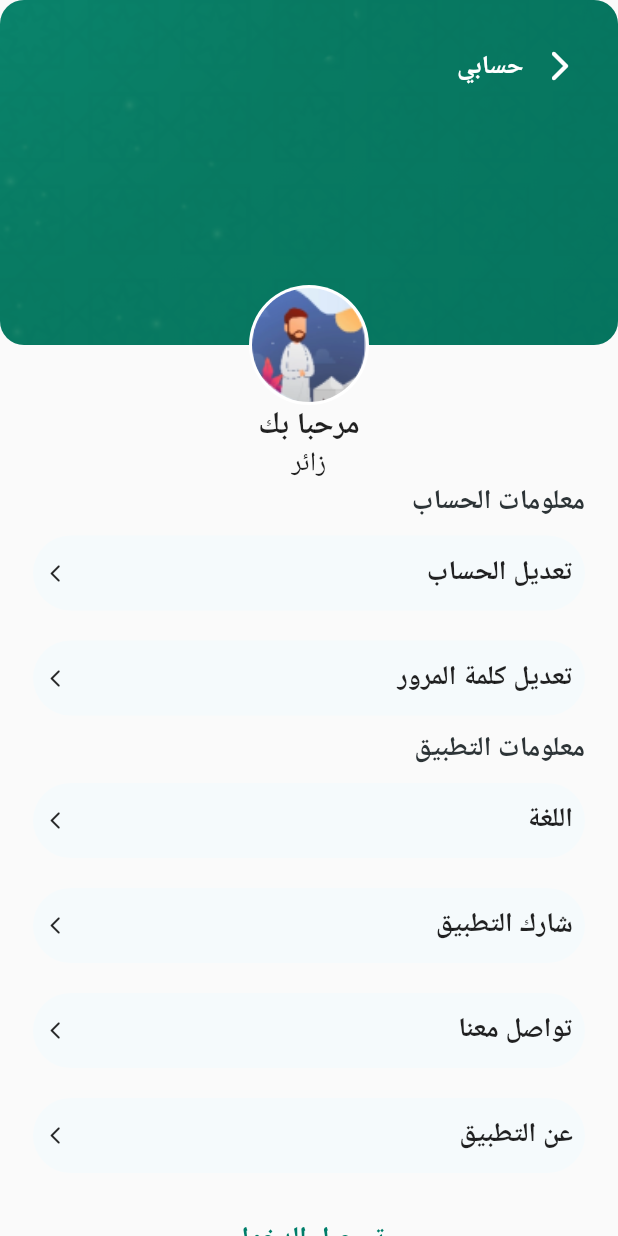
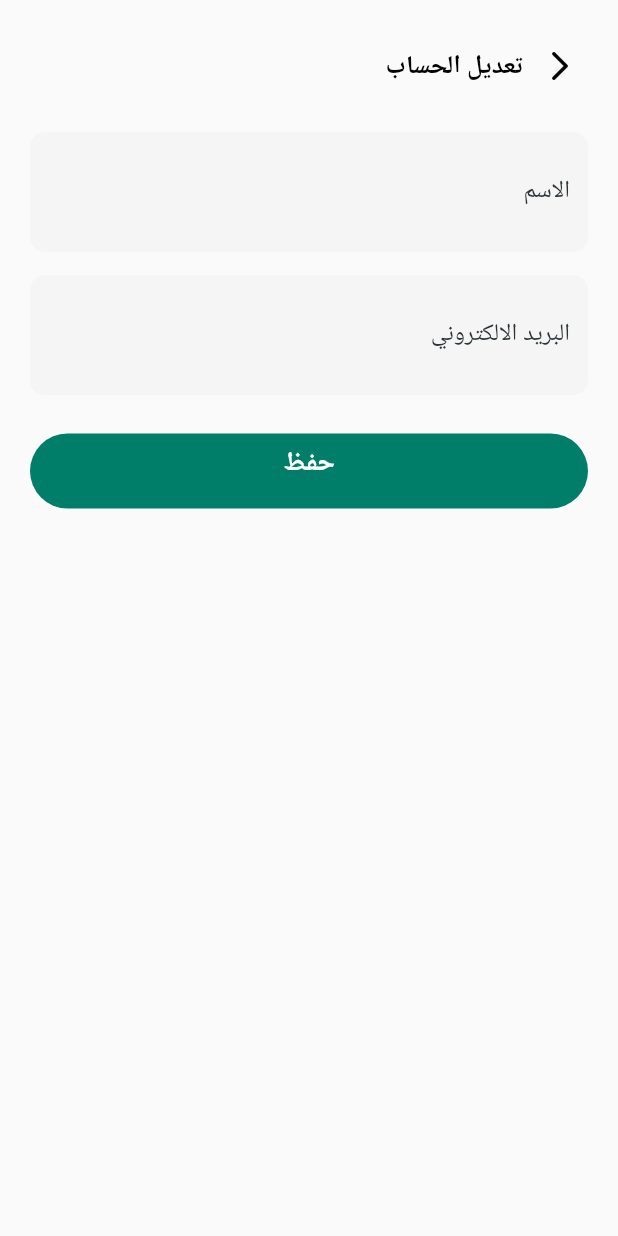
Before and after one commit to ammarelgml/Mosques-Guide-FlutterApp, a Flutter app: the Settings screen opened by its route, after a tap on "تعديل الحساب", on a phone screen of 412 x 824 dp. Run offline on Flutter 3.47's test engine with Material 2 defaults, Android fonts, the phone set to English and light mode, and no system bars; our stand-ins replace get, location; statements that could not run were skipped.

Commit message:
Account settings Screen

```diff
--- a/lib/routes.dart
+++ b/lib/routes.dart
@@ -7,6 +7,7 @@ import 'view/splash/index.dart';
 import 'view/settings/index.dart';
 import 'view/about_us/index.dart';
 import 'view/contact_us/index.dart';
+import 'view/settings/account_settings.dart';
 
 routes() => [
       GetPage(name: "/", page: () => Splash()),
@@ -16,4 +17,5 @@ routes() => [
       GetPage(name: "/settings", page: () => Settings()),
       GetPage(name: "/about_us", page: () => AboutUs()),
       GetPage(name: "/contact_us", page: () => ContactUs()),
+      GetPage(name: "/account_settings", page: () => AccountSettings()),
     ];
--- /dev/null
+++ b/lib/view/settings/account_settings.dart
@@ -0,0 +1,98 @@
+import 'package:flutter/material.dart';
+import 'package:get/get.dart';
+
+import '../contact_us/widgets/contact_textfield.dart';
+
+class AccountSettings extends StatelessWidget {
+  final _nameCtrl = TextEditingController();
+  final _mailCtrl = TextEditingController();
+
+  @override
+  Widget build(BuildContext context) {
+    return Scaffold(
+      body: SafeArea(
+        child: Column(
+          children: <Widget>[
+            Padding(
+              padding: const EdgeInsets.only(top: 20, right: 15),
+              child: Row(
+                mainAxisAlignment: MainAxisAlignment.end,
+                children: <Widget>[
+                  const Text(
+                    "تعديل الحساب",
+                    style: TextStyle(
+                        fontWeight: FontWeight.w700,
+                        fontSize: 17,
+                        color: Colors.black),
+                  ),
+                  IconButton(
+                    icon: const Icon(
+                      Icons.arrow_forward_ios_rounded,
+                      color: Colors.black,
+                    ),
+                    onPressed: () {
+                      Get.toNamed("/settings");
+                    },
+                  ),
+                ],
+              ),
+            ),
+            Expanded(
+              child: SingleChildScrollView(
+                child: Padding(
+                  padding: const EdgeInsets.all(20.0),
+                  child: Column(
+                    children: <Widget>[
+                      ContactTextField(
+                        labelTxt: "الاسم",
+                        minLines: 1,
+                        maxLines: 1,
+                        controller: _nameCtrl,
+                      ),
+                      const SizedBox(height: 15.5),
+                      ContactTextField(
+                        labelTxt: "البريد الالكتروني",
+                        minLines: 1,
+                        maxLines: 1,
+                        controller: _mailCtrl,
+                      ),
+                      const SizedBox(height: 15.5),
+                      MaterialButton(
+                        onPressed: () {
+                          print("name:${_nameCtrl.value.text}");
+                          print("Mail:${_mailCtrl.value.text}");
+                        },
+                        child: Ink(
+                          padding: const EdgeInsets.all(8.0),
+                          width: double.infinity,
+                          height: 50,
+                          decoration: BoxDecoration(
+                            borderRadius: BorderRadius.circular(30.0),
+                            color: const Color(0xff007E6A),
+                          ),
+                          child: const Text(
+                            "حفظ",
+                            textAlign: TextAlign.center,
+                            style: TextStyle(
+                              color: Colors.white,
+                              fontWeight: FontWeight.w600,
+                              fontSize: 18,
+                            ),
+                          ),
+                        ),
+                        padding: const EdgeInsets.symmetric(
+                            vertical: 10, horizontal: 0.0),
+                        shape: RoundedRectangleBorder(
+                            borderRadius: BorderRadius.circular(32.0)),
+                      ),
+                    ],
+                  ),
+                ),
+              ),
+            )
+          ],
+        ),
+      ),
+    );
+  }
+}
--- a/lib/view/settings/index.dart
+++ b/lib/view/settings/index.dart
@@ -71,7 +71,7 @@ class Settings extends StatelessWidget {
   }
 
   accountSettings() {
-    print("account Settings Btn");
+    Get.toNamed('/account_settings');
   }
 
   passwordSettings() {
```
